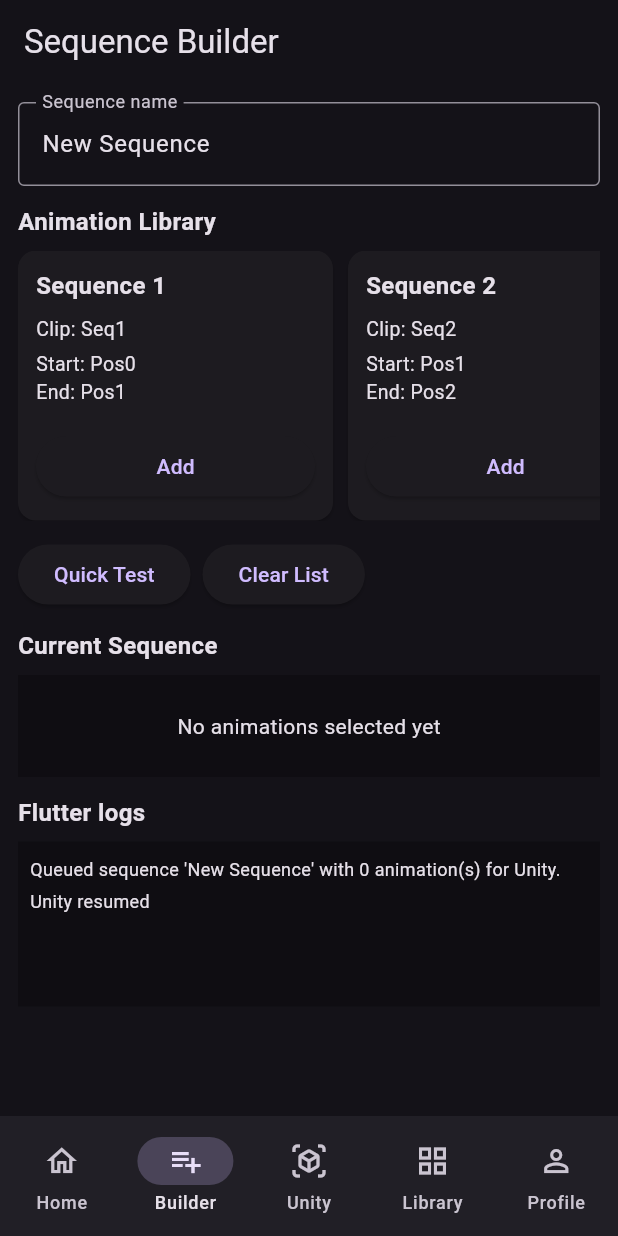
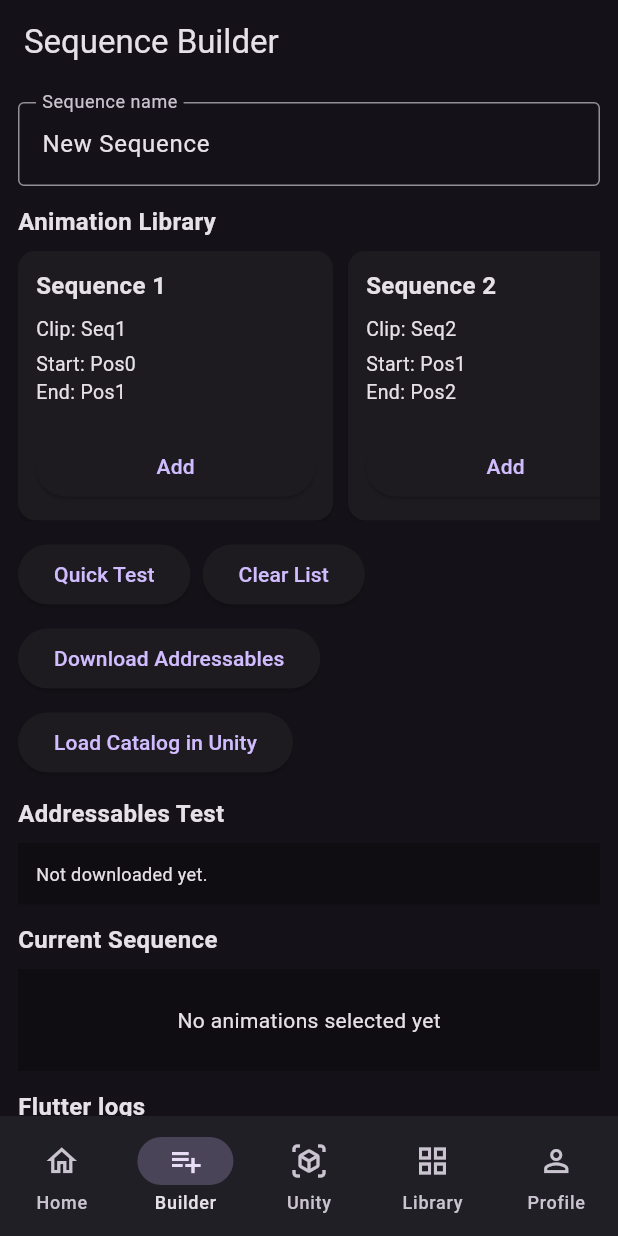
Before and after one commit to oilfoot/Combatable_Flutter, a Flutter app: the screen it shows after launch, on a phone screen of 412 x 824 dp. Run offline on Flutter 3.47's test engine with Material 3 defaults, Android fonts, the phone set to English and light mode, and no system bars; our stand-ins replace firebase_core, firebase_storage; missing offline and left inert: unity_kit; accounts and stored records are empty; network calls fail.

Commit message:
Addressable prototype working

```diff
--- a/lib/screens/sequence_builder_screen.dart
+++ b/lib/screens/sequence_builder_screen.dart
@@ -1,4 +1,8 @@
+import 'dart:io';
+
+import 'package:firebase_storage/firebase_storage.dart';
 import 'package:flutter/material.dart';
+import 'package:path_provider/path_provider.dart';
 
 import '../controllers/sequence_controller.dart';
 import '../data/mock_animation_library.dart';
@@ -21,6 +25,18 @@ class SequenceBuilderScreen extends StatefulWidget {
 
 class _SequenceBuilderScreenState extends State<SequenceBuilderScreen> {
   late final TextEditingController _sequenceNameController;
+
+  String _addressablesStatus = 'Not downloaded yet.';
+  String? _addressablesDirPath;
+  String? _catalogPath;
+  bool _isDownloadingAddressables = false;
+  bool _isSendingCatalog = false;
+
+  static const List<String> _addressableFiles = <String>[
+    'catalog.hash',
+    'catalog.bin',
+    'remotegroup_assets_all_c8ca3e9e6d0cf52e5ccc935ebcb07b4f.bundle',
+  ];
 
   @override
   void initState() {
@@ -55,6 +71,90 @@ class _SequenceBuilderScreenState extends State<SequenceBuilderScreen> {
 
   void _addLibraryItem(AnimationLibraryItem item) {
     widget.sequenceController.addAnimationItem(item);
+  }
+
+  Future<void> _downloadAddressables() async {
+    if (_isDownloadingAddressables) return;
+
+    setState(() {
+      _isDownloadingAddressables = true;
+      _addressablesStatus = 'Downloading Addressables...';
+    });
+
+    try {
+      final appDir = await getApplicationDocumentsDirectory();
+      final addressablesDir = Directory('${appDir.path}/addressables');
+
+      if (!await addressablesDir.exists()) {
+        await addressablesDir.create(recursive: true);
+      }
+
+      for (final fileName in _addressableFiles) {
+        final localFile = File('${addressablesDir.path}/$fileName');
+        final ref = FirebaseStorage.instance.ref('addressables/iOS/$fileName');
+
+        await ref.writeToFile(localFile);
+      }
+
+      final catalogPath = '${addressablesDir.path}/catalog.bin';
+
+      setState(() {
+        _addressablesDirPath = addressablesDir.path;
+        _catalogPath = catalogPath;
+        _addressablesStatus =
+            'Addressables ready.\nFolder: ${addressablesDir.path}\nCatalog: $catalogPath';
+      });
+    } catch (e) {
+      setState(() {
+        _addressablesStatus = 'Download failed:\n$e';
+      });
+    } finally {
+      if (mounted) {
+        setState(() {
+          _isDownloadingAddressables = false;
+        });
+      }
+    }
+  }
+
+  Future<void> _loadCatalogInUnity() async {
+    if (_isSendingCatalog) return;
+
+    if (_catalogPath == null || _catalogPath!.isEmpty) {
+      setState(() {
+        _addressablesStatus =
+            'No catalog path available yet. Download Addressables first.';
+      });
+      return;
+    }
+
+    setState(() {
+      _isSendingCatalog = true;
+      _addressablesStatus = 'Sending catalog path to Unity...';
+    });
+
+    try {
+      await widget.unityService.resumeUnity();
+
+      await widget.unityService.loadLocalAddressablesCatalog(
+        catalogPath: _catalogPath!,
+      );
+
+      setState(() {
+        _addressablesStatus =
+            'Catalog path sent to Unity.\nCatalog: $_catalogPath';
+      });
+    } catch (e) {
+      setState(() {
+        _addressablesStatus = 'Failed to send catalog to Unity:\n$e';
+      });
+    } finally {
+      if (mounted) {
+        setState(() {
+          _isSendingCatalog = false;
+        });
+      }
+    }
   }
 
   @override
@@ -184,7 +284,59 @@ class _SequenceBuilderScreenState extends State<SequenceBuilderScreen> {
                     onPressed: controller.clearAnimations,
                     child: const Text('Clear List'),
                   ),
+                  ElevatedButton(
+                    onPressed: _isDownloadingAddressables
+                        ? null
+                        : _downloadAddressables,
+                    child: Text(
+                      _isDownloadingAddressables
+                          ? 'Downloading...'
+                          : 'Download Addressables',
+                    ),
+                  ),
+                  ElevatedButton(
+                    onPressed: _isSendingCatalog ? null : _loadCatalogInUnity,
+                    child: Text(
+                      _isSendingCatalog
+                          ? 'Sending to Unity...'
+                          : 'Load Catalog in Unity',
+                    ),
+                  ),
                 ],
+              ),
+              const SizedBox(height: 12),
+              const Text(
+                'Addressables Test',
+                style: TextStyle(fontSize: 16, fontWeight: FontWeight.bold),
+              ),
+              const SizedBox(height: 8),
+              Container(
+                width: double.infinity,
+                padding: const EdgeInsets.all(12),
+                color: Colors.black26,
+                child: Column(
+                  crossAxisAlignment: CrossAxisAlignment.start,
+                  children: [
+                    Text(
+                      _addressablesStatus,
+                      style: const TextStyle(fontSize: 12),
+                    ),
+                    if (_addressablesDirPath != null) ...[
+                      const SizedBox(height: 8),
+                      Text(
+                        'Local folder:\n$_addressablesDirPath',
+                        style: const TextStyle(fontSize: 12),
+                      ),
+                    ],
+                    if (_catalogPath != null) ...[
+                      const SizedBox(height: 8),
+                      Text(
+                        'Catalog path:\n$_catalogPath',
+                        style: const TextStyle(fontSize: 12),
+                      ),
+                    ],
+                  ],
+                ),
               ),
               const SizedBox(height: 12),
               const Text(
```
Also changed, not shown: lib/services/unity_service.dart (+18 -0 lines).
